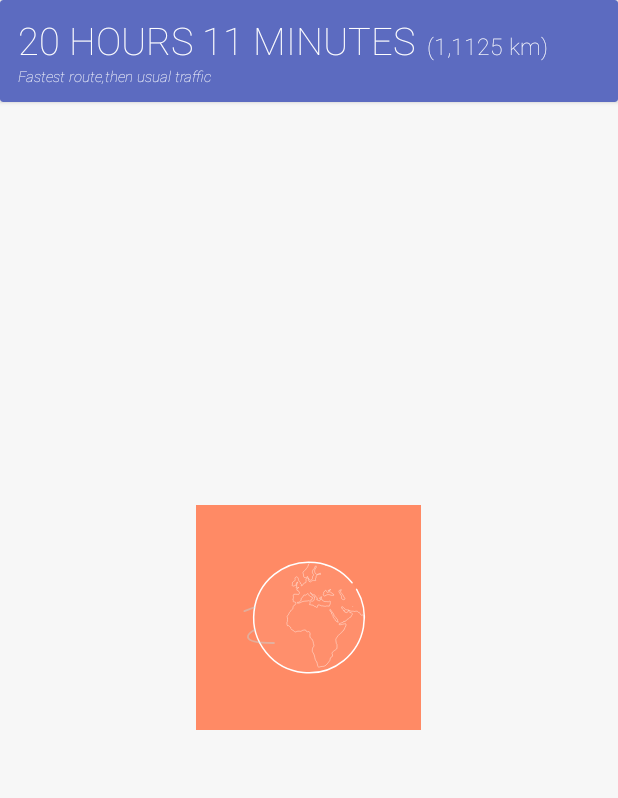
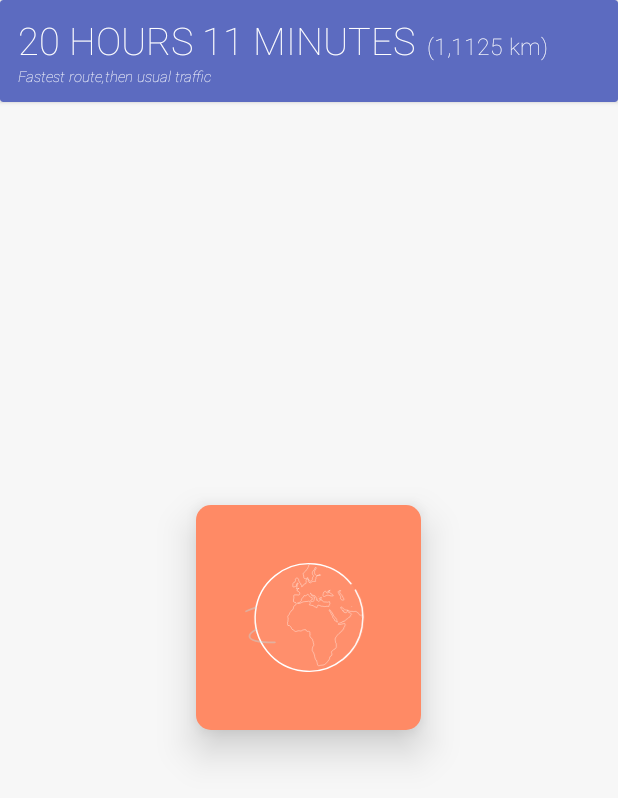
Before and after one commit to rishabhnayak/HelloWorld, an Android app: the layout content_main2.xml on its own in the app's theme, with its tools: preview values and no code run, on a phone screen of 412 x 824 dp. Shown: the top 798 px of the screen. Run offline under Robolectric (Android 15) with nearby library versions, the phone set to English and light mode, and no system bars; plain views replace SlidingUpPanelLayout.

Commit message:
minor modifications

```diff
--- /dev/null
+++ b/app/src/main/res/drawable/loading_background.xml
@@ -0,0 +1,10 @@
+<?xml version="1.0" encoding="UTF-8"?>
+<shape xmlns:android="http://schemas.android.com/apk/res/android" android:id="@+id/listview_background_shape">
+    <stroke android:width="0dp" android:color="@color/colorAccent" />
+    <padding android:left="2dp"
+        android:top="2dp"
+        android:right="2dp"
+        android:bottom="2dp" />
+    <corners android:radius="10dp" />
+    <solid android:color="@color/colorAccent" />
+</shape>
--- a/app/src/main/res/layout/activity_map.xml
+++ b/app/src/main/res/layout/activity_map.xml
@@ -185,9 +185,10 @@ android:visibility="gone"
         </LinearLayout>
     </com.sothree.slidinguppanel.SlidingUpPanelLayout>
     <com.airbnb.lottie.LottieAnimationView
+        android:elevation="16dp"
         android:id="@+id/loading"
         android:scaleType="centerCrop"
-        android:background="@color/colorAccent"
+        android:background="@drawable/loading_background"
         android:layout_centerInParent="true"
         android:layout_width="150dp"
         android:layout_height="150dp"
```
Also changed, not shown: app/src/main/java/com/MsoftTexas/directionandweather/MapActivity.java (+8 -3 lines).
